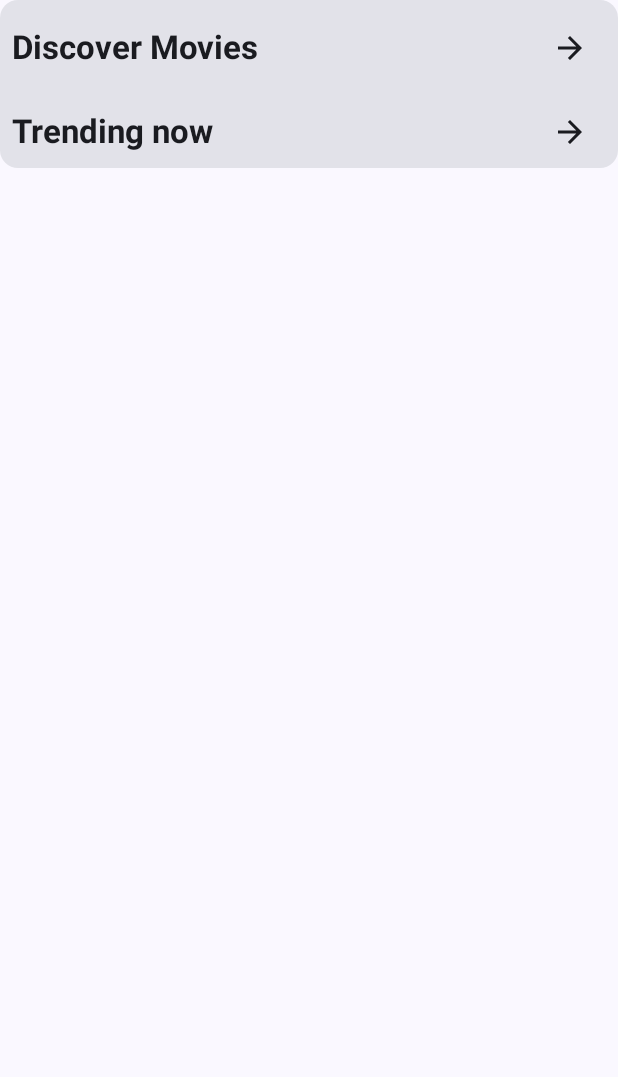
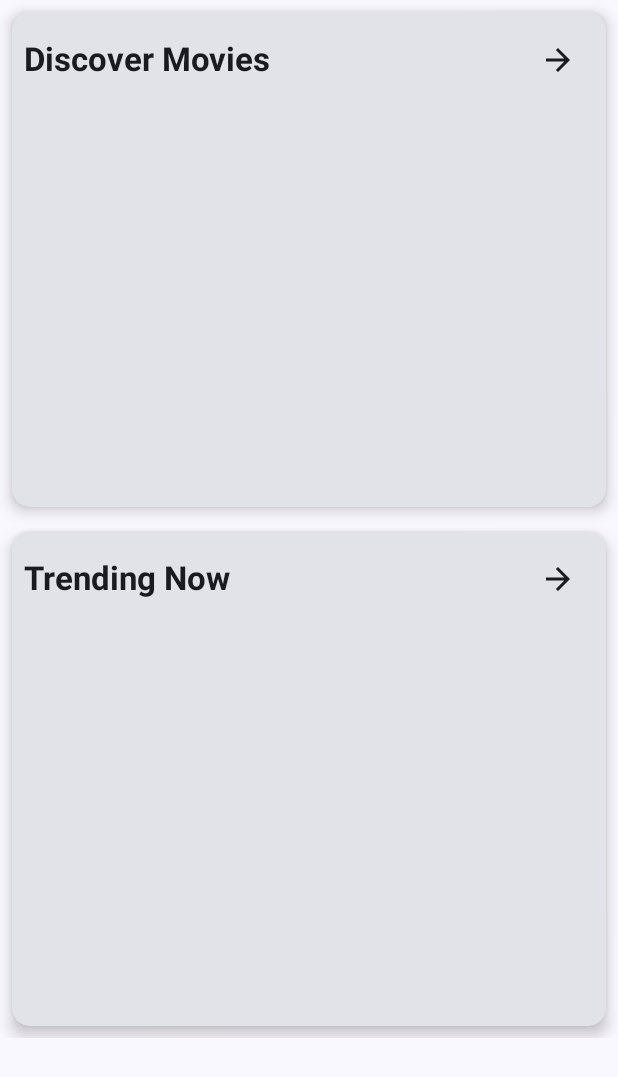
Before and after one commit to vhs-cake/MyIMDB, an Android app built with Jetpack Compose: the composable BodyContent called with empty values, on a phone screen of 412 x 824 dp. Shown: the top 1077 px of the screen. Run offline under Robolectric (Android 15) with nearby library versions, the phone set to English and light mode, and no system bars; our stand-ins replace Dagger/Hilt's generated code; 2 statements that could not run were skipped.

Commit message:
fetching movies fix

```diff
--- a/app/src/main/java/cvut/zan/myimdb/ui/home/HomeViewModel.kt
+++ b/app/src/main/java/cvut/zan/myimdb/ui/home/HomeViewModel.kt
@@ -21,8 +21,6 @@ class HomeViewModel @Inject constructor(
 
     init {
         fetchDiscoverMovie()
-    }
-    init {
         fetchTrendingMovie()
     }
 
@@ -44,8 +42,9 @@ class HomeViewModel @Inject constructor(
             }
         }
     }
+
     private fun fetchTrendingMovie() = viewModelScope.launch {
-        repository.fetchDiscoverMovie().collectAndHandle(
+        repository.fetchTrendingMovie().collectAndHandle(
             onError = { error ->
                 _homeState.update {
                     it.copy(isLoading = false, error = error?.message)
--- a/app/src/main/java/cvut/zan/myimdb/ui/home/components/BodyContent.kt
+++ b/app/src/main/java/cvut/zan/myimdb/ui/home/components/BodyContent.kt
@@ -1,12 +1,23 @@
 package cvut.zan.myimdb.ui.home.components
 
+import androidx.compose.animation.core.FastOutSlowInEasing
+import androidx.compose.animation.core.animateDpAsState
+import androidx.compose.animation.core.tween
+import androidx.compose.foundation.background
 import androidx.compose.foundation.layout.Arrangement
+import androidx.compose.foundation.layout.Box
+import androidx.compose.foundation.layout.Column
+import androidx.compose.foundation.layout.PaddingValues
 import androidx.compose.foundation.layout.Row
+import androidx.compose.foundation.layout.fillMaxHeight
 import androidx.compose.foundation.layout.fillMaxWidth
+import androidx.compose.foundation.layout.height
 import androidx.compose.foundation.layout.padding
 import androidx.compose.foundation.lazy.LazyColumn
 import androidx.compose.foundation.lazy.LazyRow
-import androidx.compose.foundation.lazy.items
+import androidx.compose.foundation.lazy.itemsIndexed
+import androidx.compose.foundation.lazy.rememberLazyListState
+import androidx.compose.foundation.shape.RoundedCornerShape
 import androidx.compose.material.icons.Icons
 import androidx.compose.material.icons.automirrored.filled.ArrowForward
 import androidx.compose.material3.Card
@@ -15,9 +26,17 @@ import androidx.compose.material3.IconButton
 import androidx.compose.material3.MaterialTheme
 import androidx.compose.material3.Text
 import androidx.compose.runtime.Composable
+import androidx.compose.runtime.LaunchedEffect
+import androidx.compose.runtime.getValue
+import androidx.compose.runtime.mutableStateOf
+import androidx.compose.runtime.saveable.rememberSaveable
 import androidx.compose.ui.Alignment
 import androidx.compose.ui.Modifier
+import androidx.compose.ui.draw.clip
+import androidx.compose.ui.draw.shadow
+import androidx.compose.ui.graphics.Color
 import androidx.compose.ui.text.font.FontWeight
+import androidx.compose.ui.unit.dp
 import cvut.zan.myimdb.movie.domain.models.Movie
 import cvut.zan.myimdb.ui.home.itemSpacing
 
@@ -26,13 +45,38 @@ fun BodyContent(
     modifier: Modifier = Modifier,
     discoverMovies: List<Movie>,
     trendingMovies: List<Movie>,
-    onMovieClick: (id:Int) -> Unit
+    onMovieClick: (id: Int) -> Unit
 ) {
+    val discoverListState = rememberLazyListState()
+    val trendingListState = rememberLazyListState()
+
+    val discoverCenterIndex = rememberSaveable { mutableStateOf(0) }
+    val trendingCenterIndex = rememberSaveable { mutableStateOf(0) }
+
+    LaunchedEffect(discoverListState.firstVisibleItemIndex) {
+        val newIndex = discoverListState.firstVisibleItemIndex + (discoverListState.layoutInfo.visibleItemsInfo.size / 2)
+        discoverCenterIndex.value = newIndex.coerceIn(0, discoverMovies.size - 1)
+    }
+
+    LaunchedEffect(trendingListState.firstVisibleItemIndex) {
+        val newIndex = trendingListState.firstVisibleItemIndex + (trendingListState.layoutInfo.visibleItemsInfo.size / 2)
+        trendingCenterIndex.value = newIndex.coerceIn(0, trendingMovies.size - 1)
+    }
+
     LazyColumn(modifier = modifier) {
         item {
-            Card(modifier = Modifier.fillMaxWidth()) {
+
+            Card(
+                modifier = Modifier
+                    .fillMaxWidth()
+                    .padding(itemSpacing)
+                    .shadow(6.dp, shape = MaterialTheme.shapes.medium)
+            ) {
+                Column {
                     Row(
-                    modifier = Modifier.fillMaxWidth().padding(itemSpacing),
+                        modifier = Modifier
+                            .fillMaxWidth()
+                            .padding(itemSpacing),
                         horizontalArrangement = Arrangement.SpaceBetween,
                         verticalAlignment = Alignment.CenterVertically
                     ) {
@@ -41,30 +85,62 @@ fun BodyContent(
                             style = MaterialTheme.typography.titleLarge,
                             fontWeight = FontWeight.Bold,
                         )
-                    IconButton(onClick = {/*TODO*/}) {
+                        IconButton(onClick = { /*TODO*/ }) {
                             Icon(
                                 imageVector = Icons.AutoMirrored.Filled.ArrowForward,
                                 contentDescription = "More discover movies"
                             )
                         }
                     }
-                LazyRow {
-                    items(discoverMovies) {
+                    Box(
+                        modifier = Modifier
+                            .padding(vertical = 8.dp)
+                            .height(250.dp)
+                    ) {
+                        LazyRow(
+                            modifier = Modifier.fillMaxHeight(),
+                            horizontalArrangement = Arrangement.spacedBy(12.dp),
+                            contentPadding = PaddingValues(horizontal = 16.dp),
+                            state = discoverListState
+                        ) {
+                            itemsIndexed(discoverMovies) { index, movie ->
+                                val isCentered = index == discoverCenterIndex.value
+                                val animatedHeight by animateDpAsState(
+                                    targetValue = if (isCentered) 250.dp else 220.dp,
+                                    animationSpec = tween(durationMillis = 300, easing = FastOutSlowInEasing)
+                                )
                                 MovieCoverImage(
-                            movie = it,
-                            onMovieClick = onMovieClick
+                                    movie = movie,
+                                    onMovieClick = onMovieClick,
+                                    modifier = Modifier
+                                        .height(animatedHeight)
+                                        .clip(RoundedCornerShape(16.dp))
+                                        .background(Color.Gray.copy(alpha = 0.3f))
+                                        .shadow(4.dp, shape = RoundedCornerShape(16.dp))
                                 )
                             }
                         }
+                    }
+                }
+            }
+
+            Card(
+                modifier = Modifier
+                    .fillMaxWidth()
+                    .padding(itemSpacing)
+                    .shadow(6.dp, shape = MaterialTheme.shapes.medium)
+            ) {
+                Column {
+
                     Row(
                         modifier = Modifier
                             .fillMaxWidth()
-                        .padding(horizontal = itemSpacing),
+                            .padding(itemSpacing),
                         horizontalArrangement = Arrangement.SpaceBetween,
                         verticalAlignment = Alignment.CenterVertically
-                ){
+                    ) {
                         Text(
-                        text = "Trending now",
+                            text = "Trending Now",
                             style = MaterialTheme.typography.titleLarge,
                             fontWeight = FontWeight.Bold,
                         )
@@ -75,11 +151,32 @@ fun BodyContent(
                             )
                         }
                     }
-                LazyRow {
-                    items(trendingMovies) {
+
+                    Box(
+                        modifier = Modifier
+                            .padding(vertical = 8.dp)
+                            .height(250.dp)
+                    ) {
+                        LazyRow(
+                            modifier = Modifier.fillMaxHeight(),
+                            horizontalArrangement = Arrangement.spacedBy(12.dp),
+                            contentPadding = PaddingValues(horizontal = 16.dp),
+                            state = trendingListState
+                        ) {
+                            itemsIndexed(trendingMovies) { index, movie ->
+                                val isCentered = index == trendingCenterIndex.value
+                                val animatedHeight by animateDpAsState(
+                                    targetValue = if (isCentered) 250.dp else 220.dp,
+                                    animationSpec = tween(durationMillis = 300, easing = FastOutSlowInEasing)
+                                )
                                 MovieCoverImage(
-                            movie = it,
-                            onMovieClick = onMovieClick
+                                    movie = movie,
+                                    onMovieClick = onMovieClick,
+                                    modifier = Modifier
+                                        .height(animatedHeight)
+                                        .clip(RoundedCornerShape(16.dp))
+                                        .background(Color.Gray.copy(alpha = 0.3f))
+                                        .shadow(4.dp, shape = RoundedCornerShape(16.dp))
                                 )
                             }
                         }
@@ -87,3 +184,5 @@ fun BodyContent(
                 }
             }
         }
+    }
+}
```
Lines whose indentation alone changed are shown as unchanged.
